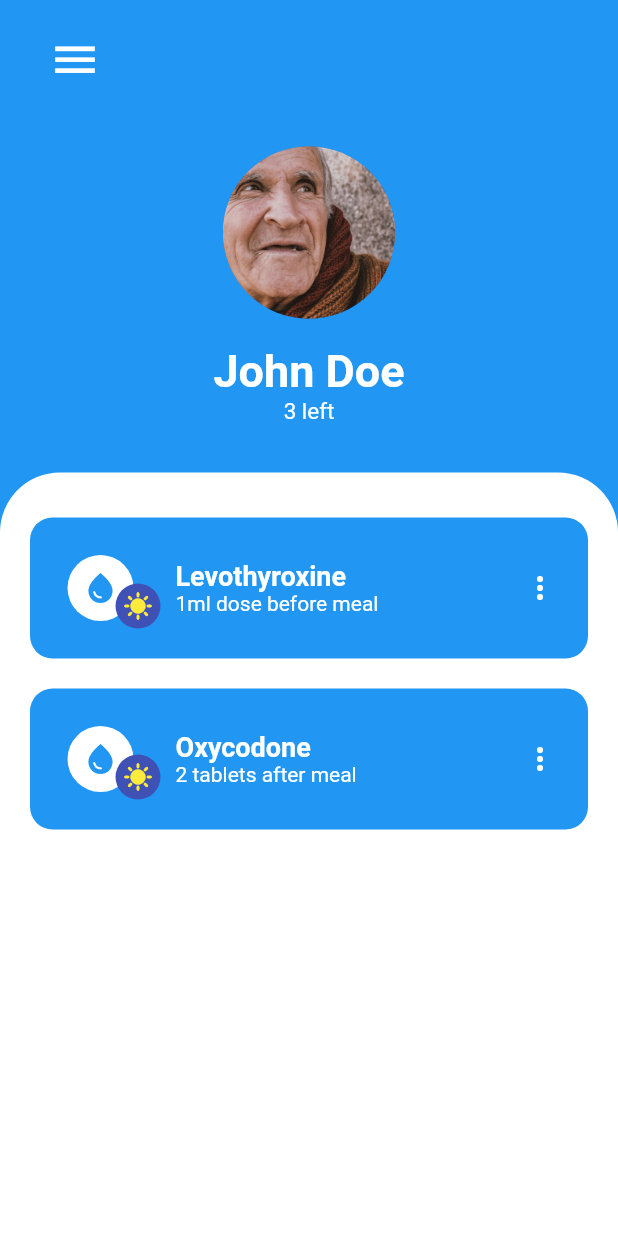
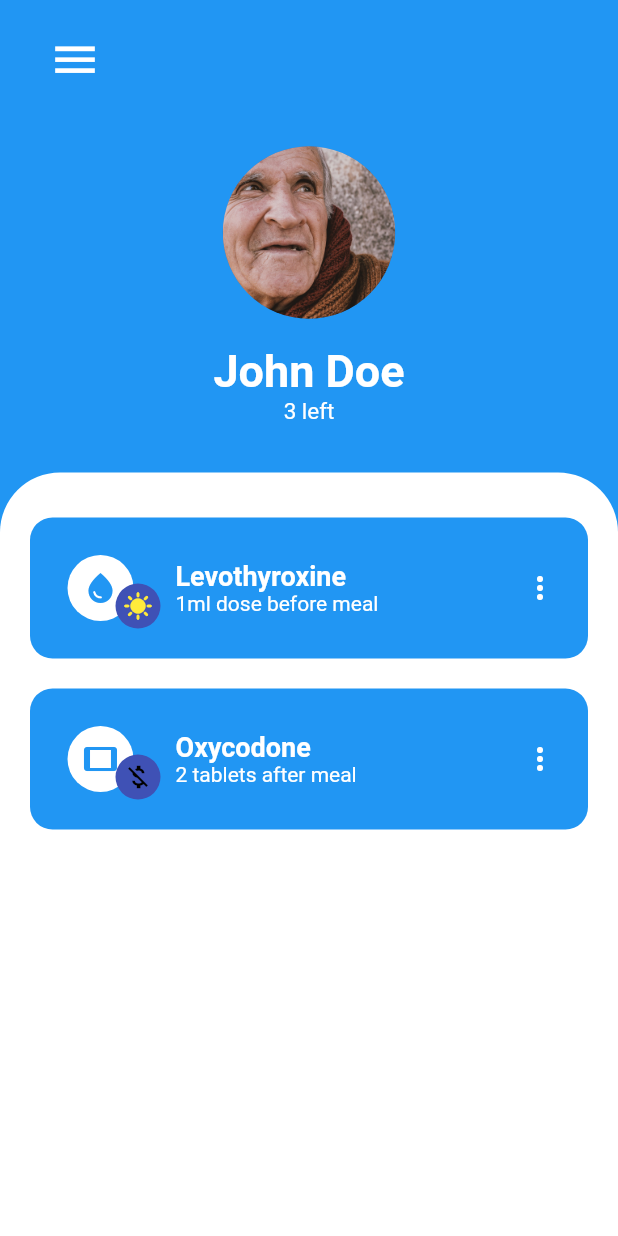
Before and after one commit to BBBmau/simpillz, a Flutter app: the DashboardPage screen opened directly, on a phone screen of 412 x 824 dp. Run offline on Flutter 3.47's test engine with Material 2 defaults, Android fonts, the phone set to English and light mode, and no system bars; our stand-ins replace get, get_storage, splashscreen; missing offline and left inert: motor_flutter; accounts and stored records are empty.

Commit message:
Add color and icon change on different dosage times

```diff
--- a/lib/pages/dashboard_page.dart
+++ b/lib/pages/dashboard_page.dart
@@ -1,12 +1,12 @@
 import 'package:flutter/material.dart';
 
 class Data {
-  String doseType;
+  String dosageType;
   String dosageName;
   String dosageTime;
   String dosageAmount;
   Data(
-      {this.doseType = '',
+      {this.dosageType = '',
       this.dosageName = '',
       this.dosageTime = '',
       this.dosageAmount = ''});
@@ -102,14 +102,14 @@ class _DashboardPageState extends State<DashboardPage> {
                             ),
                             DosageCard(
                               data: Data(
-                                  doseType: "liquid",
+                                  dosageType: "liquid",
                                   dosageName: "Levothyroxine",
                                   dosageTime: "day",
                                   dosageAmount: "1ml dose before meal"),
                             ),
                             DosageCard(
                               data: Data(
-                                  doseType: "pill",
+                                  dosageType: "pill",
                                   dosageName: "Oxycodone",
                                   dosageTime: "night",
                                   dosageAmount: "2 tablets after meal"),
@@ -135,6 +135,28 @@ class DosageCard extends StatelessWidget {
 
   @override
   Widget build(BuildContext context) {
+    // TODO
+    IconData? drugIcon;
+    if (data.dosageType == "liquid") {
+      drugIcon = Icons.water_drop;
+    } else if (data.dosageType == "injection") {
+      drugIcon = Icons.abc_sharp;
+    } else if (data.dosageType == "pill") {
+      drugIcon = Icons.tablet;
+    } else if (data.dosageType == "tablet") {
+      drugIcon = Icons.tablet;
+    }
+
+    IconData? timeIcon;
+    Color? colorIcon;
+    if (data.dosageTime == "day") {
+      timeIcon = Icons.sunny;
+      colorIcon = Colors.yellow;
+    } else if (data.dosageTime == "night") {
+      timeIcon = Icons.money_off;
+      colorIcon = Colors.black;
+    }
+
     return Padding(
       padding: const EdgeInsets.symmetric(horizontal: 20, vertical: 10),
       child: TextButton(
@@ -148,15 +170,15 @@ class DosageCard extends StatelessWidget {
         child: Row(
           children: [
             const SizedBox(width: 5),
-            const CircleAvatar(
+            CircleAvatar(
               backgroundColor: Colors.white,
               radius: 22,
               child: Icon(
-                Icons.water_drop,
+                drugIcon,
                 color: Colors.blue,
               ),
             ),
-            const Align(
+            Align(
               widthFactor: 0.6,
               heightFactor: 1.8,
               alignment: Alignment.bottomRight,
@@ -164,9 +186,9 @@ class DosageCard extends StatelessWidget {
                 backgroundColor: Colors.indigo,
                 radius: 15,
                 child: Icon(
-                  Icons.sunny,
+                  timeIcon,
                   size: 20,
-                  color: Colors.yellow,
+                  color: colorIcon,
                 ),
               ),
             ),
```
